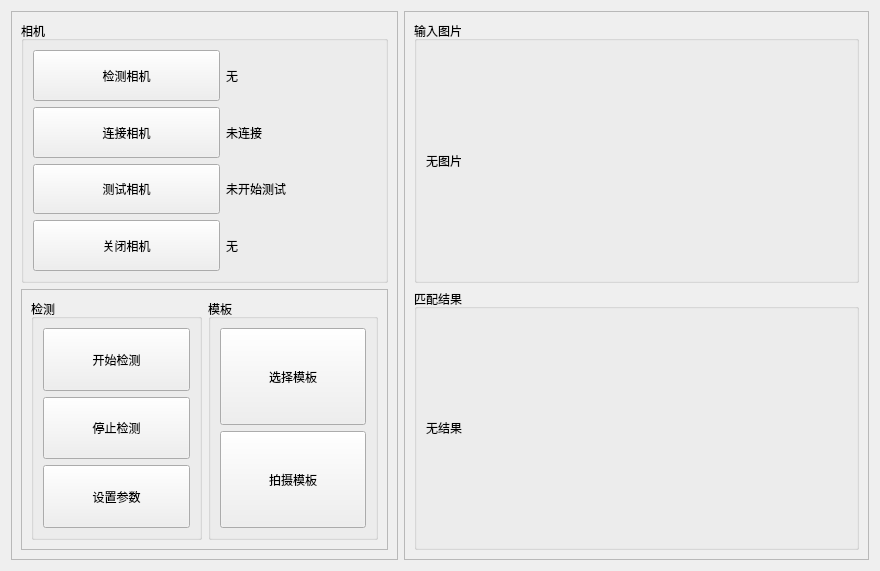
youngblood1998/helmet_detect, file MainWidget.ui: the form before one commit.
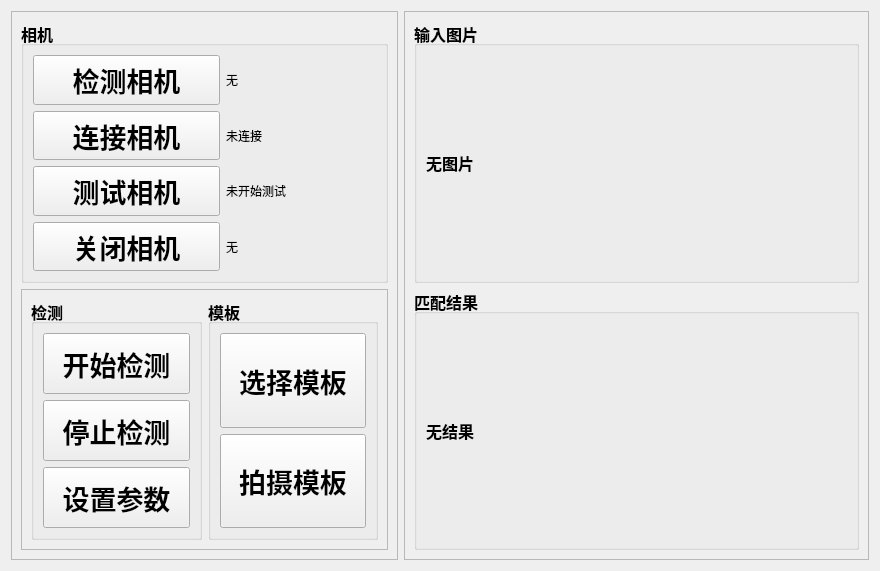
The form after the commit.

```diff
--- a/MainWidget.ui
+++ b/MainWidget.ui
@@ -25,6 +25,13 @@
      <layout class="QVBoxLayout" name="verticalLayout_3">
       <item>
        <widget class="QGroupBox" name="grpCamera">
+        <property name="font">
+         <font>
+          <pointsize>12</pointsize>
+          <weight>75</weight>
+          <bold>true</bold>
+         </font>
+        </property>
         <property name="title">
          <string>相机</string>
         </property>
@@ -34,6 +41,13 @@
          </property>
          <item row="0" column="1">
           <widget class="QLabel" name="labDetectCamera">
+           <property name="font">
+            <font>
+             <pointsize>9</pointsize>
+             <weight>50</weight>
+             <bold>false</bold>
+            </font>
+           </property>
            <property name="text">
             <string>无</string>
            </property>
@@ -41,6 +55,13 @@
          </item>
          <item row="2" column="1">
           <widget class="QLabel" name="labLinkCamera">
+           <property name="font">
+            <font>
+             <pointsize>9</pointsize>
+             <weight>50</weight>
+             <bold>false</bold>
+            </font>
+           </property>
            <property name="text">
             <string>未连接</string>
            </property>
@@ -54,6 +75,13 @@
              <verstretch>0</verstretch>
             </sizepolicy>
            </property>
+           <property name="font">
+            <font>
+             <pointsize>20</pointsize>
+             <weight>75</weight>
+             <bold>true</bold>
+            </font>
+           </property>
            <property name="text">
             <string>连接相机</string>
            </property>
@@ -67,6 +95,13 @@
              <verstretch>0</verstretch>
             </sizepolicy>
            </property>
+           <property name="font">
+            <font>
+             <pointsize>20</pointsize>
+             <weight>75</weight>
+             <bold>true</bold>
+            </font>
+           </property>
            <property name="text">
             <string>检测相机</string>
            </property>
@@ -80,6 +115,13 @@
              <verstretch>0</verstretch>
             </sizepolicy>
            </property>
+           <property name="font">
+            <font>
+             <pointsize>20</pointsize>
+             <weight>75</weight>
+             <bold>true</bold>
+            </font>
+           </property>
            <property name="text">
             <string>测试相机</string>
            </property>
@@ -87,6 +129,13 @@
          </item>
          <item row="4" column="1">
           <widget class="QLabel" name="label">
+           <property name="font">
+            <font>
+             <pointsize>9</pointsize>
+             <weight>50</weight>
+             <bold>false</bold>
+            </font>
+           </property>
            <property name="text">
             <string>未开始测试</string>
            </property>
@@ -100,6 +149,13 @@
              <verstretch>0</verstretch>
             </sizepolicy>
            </property>
+           <property name="font">
+            <font>
+             <pointsize>20</pointsize>
+             <weight>75</weight>
+             <bold>true</bold>
+            </font>
+           </property>
            <property name="text">
             <string>关闭相机</string>
            </property>
@@ -107,6 +163,13 @@
          </item>
          <item row="5" column="1">
           <widget class="QLabel" name="labCloseCamera">
+           <property name="font">
+            <font>
+             <pointsize>9</pointsize>
+             <weight>50</weight>
+             <bold>false</bold>
+            </font>
+           </property>
            <property name="text">
             <string>无</string>
            </property>
@@ -126,6 +189,13 @@
         <layout class="QHBoxLayout" name="horizontalLayout_2">
          <item>
           <widget class="QGroupBox" name="grpDetect">
+           <property name="font">
+            <font>
+             <pointsize>12</pointsize>
+             <weight>75</weight>
+             <bold>true</bold>
+            </font>
+           </property>
            <property name="title">
             <string>检测</string>
            </property>
@@ -138,6 +208,13 @@
                 <verstretch>0</verstretch>
                </sizepolicy>
               </property>
+              <property name="font">
+               <font>
+                <pointsize>20</pointsize>
+                <weight>75</weight>
+                <bold>true</bold>
+               </font>
+              </property>
               <property name="text">
                <string>开始检测</string>
               </property>
@@ -151,6 +228,13 @@
                 <verstretch>0</verstretch>
                </sizepolicy>
               </property>
+              <property name="font">
+               <font>
+                <pointsize>20</pointsize>
+                <weight>75</weight>
+                <bold>true</bold>
+               </font>
+              </property>
               <property name="text">
                <string>停止检测</string>
               </property>
@@ -164,6 +248,13 @@
                 <verstretch>0</verstretch>
                </sizepolicy>
               </property>
+              <property name="font">
+               <font>
+                <pointsize>20</pointsize>
+                <weight>75</weight>
+                <bold>true</bold>
+               </font>
+              </property>
               <property name="text">
                <string>设置参数</string>
               </property>
@@ -174,6 +265,13 @@
          </item>
          <item>
           <widget class="QGroupBox" name="grpTemp">
+           <property name="font">
+            <font>
+             <pointsize>12</pointsize>
+             <weight>75</weight>
+             <bold>true</bold>
+            </font>
+           </property>
            <property name="title">
             <string>模板</string>
            </property>
@@ -186,6 +284,13 @@
                 <verstretch>0</verstretch>
                </sizepolicy>
               </property>
+              <property name="font">
+               <font>
+                <pointsize>20</pointsize>
+                <weight>75</weight>
+                <bold>true</bold>
+               </font>
+              </property>
               <property name="text">
                <string>选择模板</string>
               </property>
@@ -199,6 +304,13 @@
                 <verstretch>0</verstretch>
                </sizepolicy>
               </property>
+              <property name="font">
+               <font>
+                <pointsize>20</pointsize>
+                <weight>75</weight>
+                <bold>true</bold>
+               </font>
+              </property>
               <property name="text">
                <string>拍摄模板</string>
               </property>
@@ -224,6 +336,13 @@
      <layout class="QVBoxLayout" name="verticalLayout_8" stretch="0,0">
       <item>
        <widget class="QGroupBox" name="grpInput">
+        <property name="font">
+         <font>
+          <pointsize>12</pointsize>
+          <weight>75</weight>
+          <bold>true</bold>
+         </font>
+        </property>
         <property name="title">
          <string>输入图片</string>
         </property>
@@ -244,6 +363,13 @@
       </item>
       <item>
        <widget class="QGroupBox" name="grpOuput">
+        <property name="font">
+         <font>
+          <pointsize>12</pointsize>
+          <weight>75</weight>
+          <bold>true</bold>
+         </font>
+        </property>
         <property name="title">
          <string>匹配结果</string>
         </property>
```
